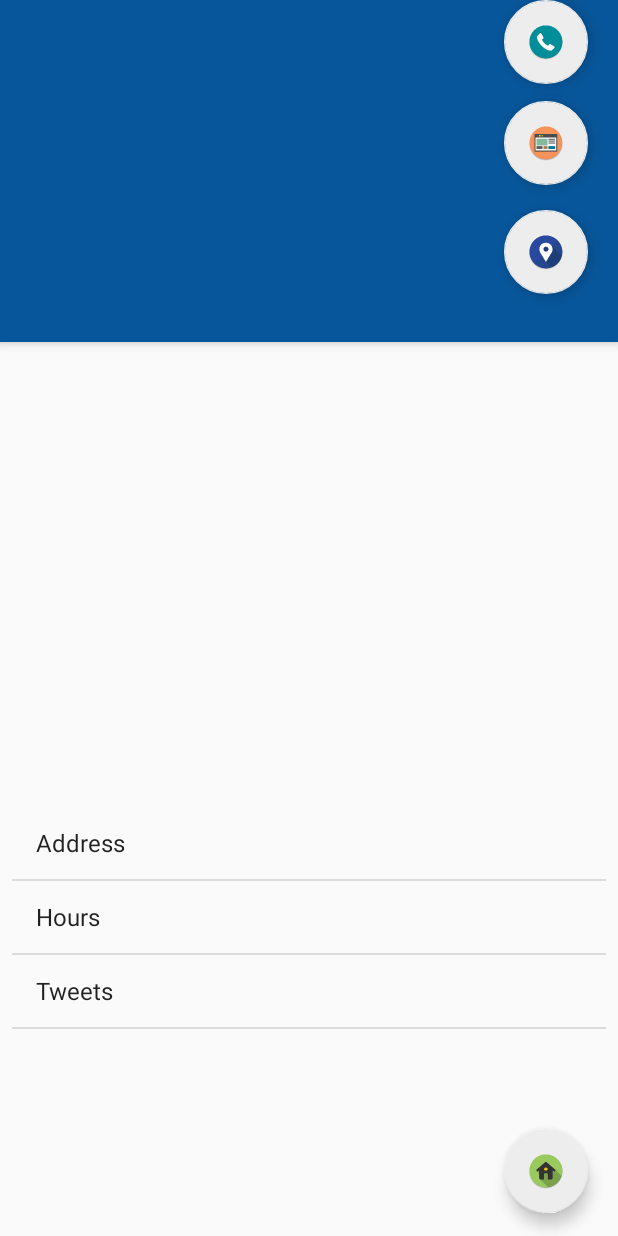
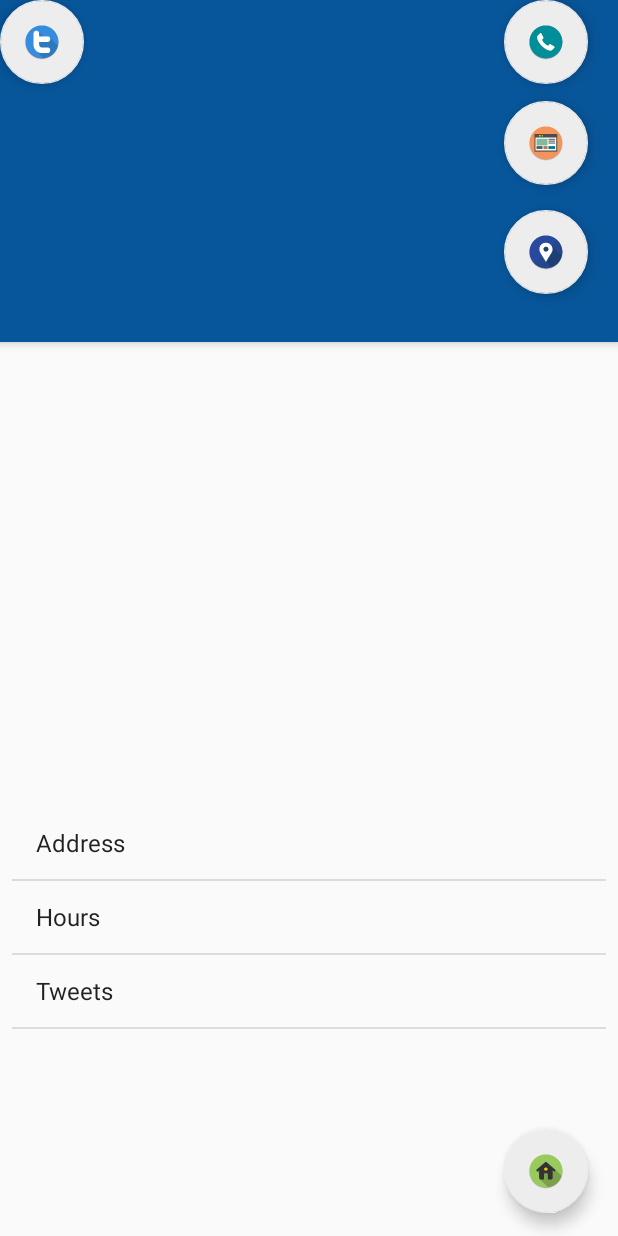
Before and after one commit to kakucd/BirdFeed-App, an Android app: the Display screen opened directly, with no data from a screen before it, on a phone screen of 412 x 824 dp. Run offline under Robolectric (Android 15) with nearby library versions, the phone set to English and light mode, and no system bars; our stand-ins replace Firebase (no records; nobody signed in at launch, a user with empty details on screens opened directly); libraries missing offline, so code that uses them is left out: com.twitter.sdk; 2 statements that could not run were skipped.

Commit message:
Created tweet button on Info

```diff
--- a/app/build.gradle
+++ b/app/build.gradle
@@ -25,6 +25,7 @@ android {
         versionCode 1
         versionName "1.0"
         testInstrumentationRunner "android.support.test.runner.AndroidJUnitRunner"
+        multiDexEnabled true
     }
     buildTypes {
         release {
--- a/app/src/main/java/com/httpstwitter/birdfeed/Display.java
+++ b/app/src/main/java/com/httpstwitter/birdfeed/Display.java
@@ -26,6 +26,9 @@ import android.widget.TextView;
 import com.google.android.gms.common.api.GoogleApiClient;
 import com.google.android.gms.location.LocationServices;
 import com.google.firebase.database.FirebaseDatabase;
+import com.twitter.sdk.android.core.TwitterCore;
+import com.twitter.sdk.android.core.TwitterSession;
+import com.twitter.sdk.android.tweetcomposer.ComposerActivity;
 
 import java.io.InputStream;
 import java.util.ArrayList;
@@ -37,7 +40,7 @@ public class Display extends AppCompatActivity implements GoogleApiClient.Connec
     private GoogleApiClient mGoogleApiClient;
     private int i = 0;
     private String mLatitudeText, mLongitudeText;
-    private FloatingActionButton fab, call, web;
+    private FloatingActionButton fab, call, web, tweet;
     private ImageView imageView;
     private FirebaseDatabase mdatabase;
 
@@ -164,6 +167,20 @@ public class Display extends AppCompatActivity implements GoogleApiClient.Connec
                 startActivity(intent);
             }
         });
+
+        tweet = (FloatingActionButton) findViewById(R.id.tweet);
+        tweet.setOnClickListener(new View.OnClickListener() {
+            @Override
+            public void onClick(View view) {
+                final TwitterSession session = TwitterCore.getInstance().getSessionManager()
+                        .getActiveSession();
+                final Intent intent = new ComposerActivity.Builder(Display.this)
+                        .session(session)
+                        .hashtags("#birdfeed")
+                        .createIntent();
+                startActivity(intent);
+            }
+        });
     }
 
     @Override
--- a/app/src/main/res/layout/activity_display.xml
+++ b/app/src/main/res/layout/activity_display.xml
@@ -111,4 +111,16 @@
         app:layout_anchor="@+id/appBarLayout"
         app:srcCompat="?attr/actionModeCloseDrawable" />
 
+    <android.support.design.widget.FloatingActionButton
+        android:id="@+id/tweet"
+        android:layout_width="71dp"
+        android:layout_height="wrap_content"
+        android:layout_marginRight="20dp"
+        android:clickable="true"
+        android:scaleType="center"
+        android:src="@mipmap/ic_twitter_launcher"
+        app:backgroundTint="@color/colorbkgd"
+        app:fabSize="normal"
+        app:layout_anchor="@+id/appBarLayout" />
+
 </android.support.design.widget.CoordinatorLayout>
--- a/build.gradle
+++ b/build.gradle
@@ -5,7 +5,7 @@ buildscript {
         jcenter()
     }
     dependencies {
-        classpath 'com.android.tools.build:gradle:2.3.0'
+        classpath 'com.android.tools.build:gradle:2.3.1'
 
         // NOTE: Do not place your application dependencies here; they belong
         // in the individual module build.gradle files
```
Also changed, not shown: 2613 other files.
